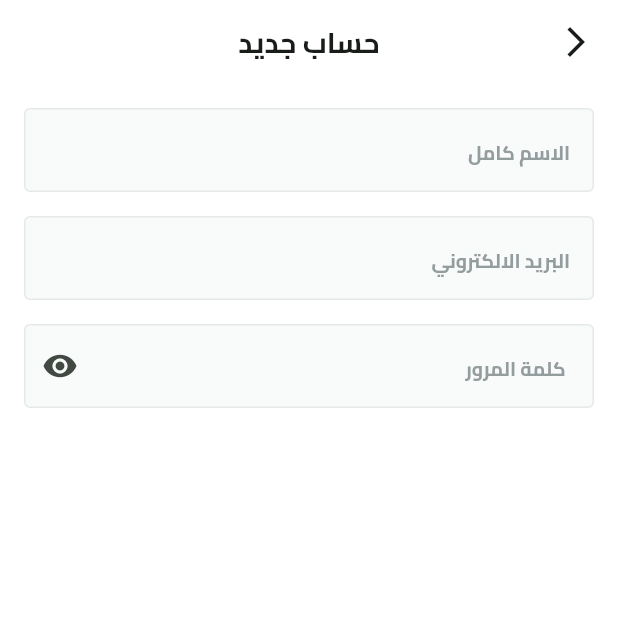
After one commit to abo3amer69/Fruit_Hup, a Flutter app: the SignUpView screen opened by its route, on a phone screen of 412 x 824 dp, the top half of it. The commit adds this screen. Run offline on Flutter 3.47's test engine with Material 3 defaults, Android fonts, the phone set to English and light mode, and no system bars; our stand-ins replace dots_indicator, flutter_svg, shared_preferences; accounts and stored records are empty.

Commit message:
create custom text form field for signup

```diff
--- a/lib/core/helper_functions/on_generate_route.dart
+++ b/lib/core/helper_functions/on_generate_route.dart
@@ -1,5 +1,6 @@
 import 'package:flutter/material.dart';
 import 'package:fruit_hup/features/auth/presentation/views/login_view.dart';
+import 'package:fruit_hup/features/auth/presentation/views/signup_view.dart';
 import 'package:fruit_hup/features/on_boarding/presentation/views/on_boarding_view.dart';
 import 'package:fruit_hup/features/splash/presentation/views/splash_view.dart';
 
@@ -7,6 +8,9 @@ Route<dynamic> onGenerateRoute(RouteSettings settings) {
   switch (settings.name) {
     case SplashView.routeName:
       return MaterialPageRoute(builder: (context) => const SplashView());
+
+    case SignUpView.routeName:
+      return MaterialPageRoute(builder: (context) => const SignUpView());
 
     case LoginView.routeName:
       return MaterialPageRoute(builder: (context) => const LoginView());
--- /dev/null
+++ b/lib/features/auth/presentation/views/signup_view.dart
@@ -0,0 +1,15 @@
+import 'package:flutter/material.dart';
+import 'package:fruit_hup/core/widget/custom_app_bar.dart';
+import 'package:fruit_hup/features/auth/presentation/views/widget/signup_view_body.dart';
+
+class SignUpView extends StatelessWidget {
+  const SignUpView({super.key});
+  static const routeName = 'Signup';
+  @override
+  Widget build(BuildContext context) {
+    return Scaffold(
+      appBar: buildAppBar(context, title: 'حساب جديد'),
+      body: const SignUpViewBody(),
+    );
+  }
+}
--- a/lib/features/auth/presentation/views/widget/dont_have_account_widget.dart
+++ b/lib/features/auth/presentation/views/widget/dont_have_account_widget.dart
@@ -1,6 +1,8 @@
+import 'package:flutter/gestures.dart';
 import 'package:flutter/material.dart';
 import 'package:fruit_hup/core/utils/app_color.dart';
 import 'package:fruit_hup/core/utils/app_text_style.dart';
+import 'package:fruit_hup/features/auth/presentation/views/signup_view.dart';
 
 class DontHaveAnAccountWidget extends StatelessWidget {
   const DontHaveAnAccountWidget({
@@ -18,6 +20,10 @@ class DontHaveAnAccountWidget extends StatelessWidget {
                 TextStyles.semiBold16.copyWith(color: const Color(0xff949D9E)),
           ),
           TextSpan(
+            recognizer: TapGestureRecognizer()
+              ..onTap = () {
+                Navigator.pushNamed(context, SignUpView.routeName);
+              },
             text: 'قم بانشاء حساب',
             style:
                 TextStyles.semiBold16.copyWith(color: AppColors.primaryColor),
--- /dev/null
+++ b/lib/features/auth/presentation/views/widget/signup_view_body.dart
@@ -0,0 +1,44 @@
+import 'package:flutter/material.dart';
+import 'package:fruit_hup/constants.dart';
+import 'package:fruit_hup/core/widget/custom_text_form_field.dart';
+
+class SignUpViewBody extends StatelessWidget {
+  const SignUpViewBody({super.key});
+
+  @override
+  Widget build(BuildContext context) {
+    return const SingleChildScrollView(
+      child: Padding(
+        padding: EdgeInsets.symmetric(horizontal: KHorizentalPadding),
+        child: Column(
+          children: [
+            SizedBox(
+              height: 16,
+            ),
+            CustomTextFormField(
+              hintText: 'الاسم كامل',
+              textInputType: TextInputType.name,
+            ),
+            SizedBox(
+              height: 16,
+            ),
+            CustomTextFormField(
+              hintText: 'البريد الالكتروني',
+              textInputType: TextInputType.emailAddress,
+            ),
+            SizedBox(
+              height: 16,
+            ),
+            CustomTextFormField(
+              suffixIcon: Icon(
+                Icons.remove_red_eye,
+              ),
+              hintText: ' كلمة المرور',
+              textInputType: TextInputType.visiblePassword,
+            ),
+          ],
+        ),
+      ),
+    );
+  }
+}
```
